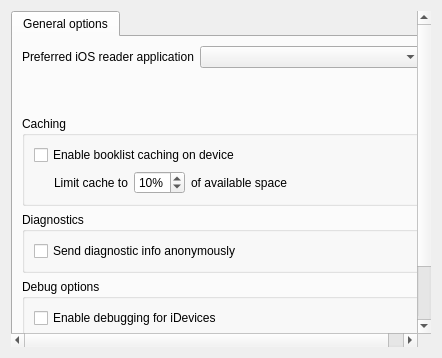
This is widgets/main.ui in Philantrop/calibre-ios-reader-applications as Qt 5 draws it before an edit. The edited form follows.
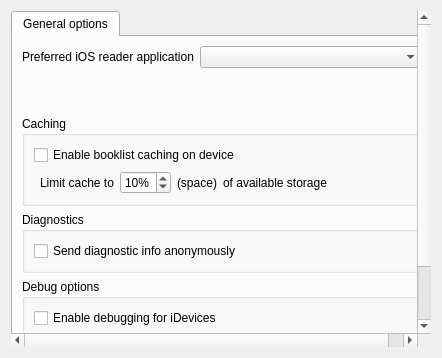
This is the edited form. Icons and pictures are not drawn.

Commit message: Added user-installed plugins to diagnostics. Added live display of device booklist cache allocation in config dialog. Refactored Marvin upload_books() to process in batches (default: 100), also influencing wait_for_command_complete() progress reporting. Updated README with JSON switches.

```diff
--- a/widgets/main.ui
+++ b/widgets/main.ui
@@ -177,7 +177,7 @@
               <string>Caching</string>
              </property>
              <layout class="QGridLayout" name="gridLayout_4">
-              <item row="0" column="0" colspan="5">
+              <item row="0" column="0" colspan="6">
                <widget class="QCheckBox" name="device_booklist_caching_cb">
                 <property name="text">
                  <string>Enable booklist caching on device</string>
@@ -194,6 +194,19 @@
                 </property>
                </widget>
               </item>
+              <item row="1" column="7">
+               <spacer name="horizontalSpacer_right">
+                <property name="orientation">
+                 <enum>Qt::Horizontal</enum>
+                </property>
+                <property name="sizeHint" stdset="0">
+                 <size>
+                  <width>40</width>
+                  <height>20</height>
+                 </size>
+                </property>
+               </spacer>
+              </item>
               <item row="1" column="3">
                <widget class="QSpinBox" name="device_booklist_cache_limit_sb">
                 <property name="sizePolicy">
@@ -216,25 +229,22 @@
                 </property>
                </widget>
               </item>
-              <item row="1" column="4">
-               <widget class="QLabel" name="label_3">
-                <property name="text">
-                 <string>of available space</string>
-                </property>
-               </widget>
-              </item>
               <item row="1" column="5">
-               <spacer name="horizontalSpacer_right">
-                <property name="orientation">
-                 <enum>Qt::Horizontal</enum>
+               <widget class="QLabel" name="label_3">
+                <property name="text">
+                 <string>of available storage</string>
                 </property>
-                <property name="sizeHint" stdset="0">
-                 <size>
-                  <width>40</width>
-                  <height>20</height>
-                 </size>
+               </widget>
+              </item>
+              <item row="1" column="4">
+               <widget class="QLabel" name="allocated_space_label">
+                <property name="toolTip">
+                 <string>Storage space allocated for cache</string>
                 </property>
-               </spacer>
+                <property name="text">
+                 <string>(space)</string>
+                </property>
+               </widget>
               </item>
              </layout>
             </widget>
```
Left out of the diff: 2 changed lines with no effect on the pictures. The commit also changes 4 other files.
